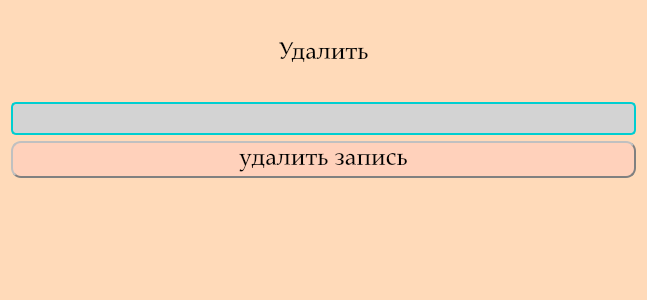
Old version of the form Interface/Delete_dialog.ui in the repository BackDad/Diploma_GB.
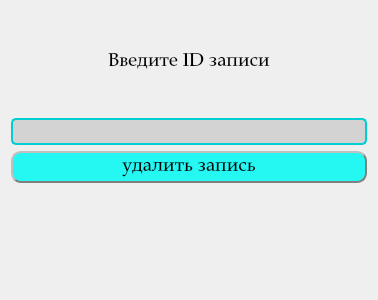
New version of the form.

Commit message: Добавлено новое окно для проведения оплаты и изменен дизайн кнопок

The edit to the form file:
```diff
--- a/Interface/Delete_dialog.ui
+++ b/Interface/Delete_dialog.ui
@@ -6,7 +6,7 @@
    <rect>
     <x>0</x>
     <y>0</y>
-    <width>647</width>
+    <width>378</width>
     <height>300</height>
    </rect>
   </property>
@@ -14,15 +14,17 @@
    <string>Удаление записи</string>
   </property>
   <property name="styleSheet">
-   <string notr="true">background-color: rgb(255, 218, 185);</string>
+   <string notr="true"/>
   </property>
+  <layout class="QGridLayout" name="gridLayout">
+   <item row="0" column="0">
   <layout class="QVBoxLayout" name="verticalLayout">
    <item>
     <widget class="QLabel" name="label">
      <property name="font">
       <font>
        <family>Palatino Linotype</family>
-       <pointsize>18</pointsize>
+         <pointsize>14</pointsize>
       </font>
      </property>
      <property name="layoutDirection">
@@ -33,7 +35,7 @@
 background-color: rgba(255, 255, 255, 0);</string>
      </property>
      <property name="text">
-      <string>Удалить</string>
+        <string>Введите ID записи</string>
      </property>
      <property name="alignment">
       <set>Qt::AlignCenter</set>
@@ -45,7 +47,7 @@
      <property name="font">
       <font>
        <family>Palatino Linotype</family>
-       <pointsize>18</pointsize>
+         <pointsize>14</pointsize>
       </font>
      </property>
      <property name="autoFillBackground">
@@ -69,7 +71,7 @@
      <property name="font">
       <font>
        <family>Palatino Linotype</family>
-       <pointsize>18</pointsize>
+         <pointsize>14</pointsize>
       </font>
      </property>
      <property name="styleSheet">
@@ -79,7 +81,8 @@
     border-width: 2px;
     border-color: gray;
     padding: 4px;
-	background-color: rgb(255, 209, 187);
+
+        background-color: #25F7F2;
 	border-radius: 10px;
 
 
@@ -96,28 +99,6 @@
      </property>
     </widget>
    </item>
-   <item>
-    <spacer name="verticalSpacer">
-     <property name="font">
-      <font>
-       <family>Palatino Linotype</family>
-       <pointsize>18</pointsize>
-      </font>
-     </property>
-     <property name="orientation">
-      <enum>Qt::Vertical</enum>
-     </property>
-     <property name="sizeType">
-      <enum>QSizePolicy::Fixed</enum>
-     </property>
-     <property name="sizeHint" stdset="0">
-      <size>
-       <width>20</width>
-       <height>20</height>
-      </size>
-     </property>
-    </spacer>
-   </item>
    <item>
     <widget class="QLabel" name="Delete_error">
      <property name="minimumSize">
@@ -129,13 +110,15 @@
      <property name="font">
       <font>
        <family>Palatino Linotype</family>
-       <pointsize>18</pointsize>
+         <pointsize>14</pointsize>
       </font>
      </property>
      <property name="text">
       <string/>
      </property>
     </widget>
+     </item>
+    </layout>
    </item>
   </layout>
  </widget>
```
Left out of the diff: 2 changed lines with no effect on the pictures. Lines whose indentation alone changed are shown as unchanged. The commit also changes 6 other files.
